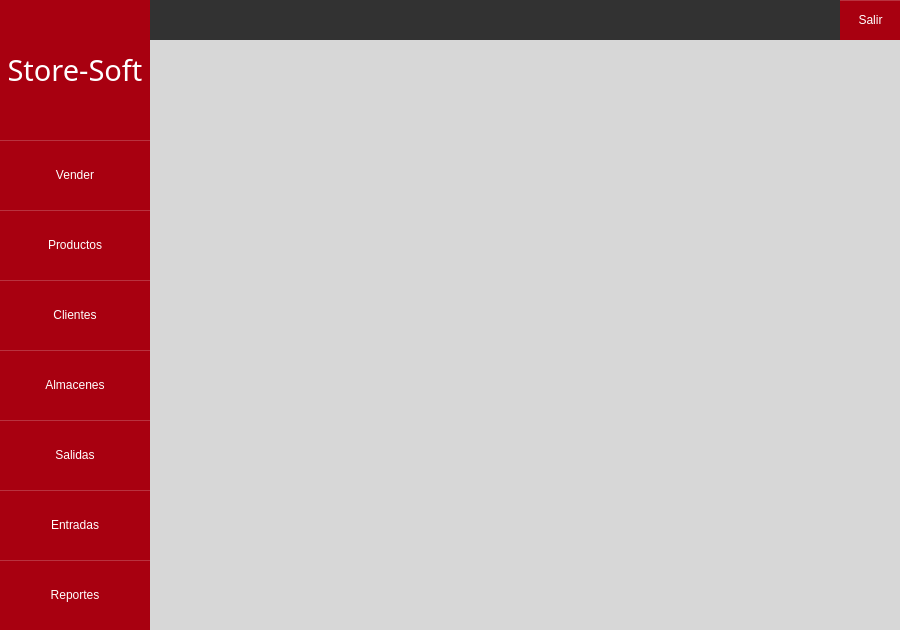
Old version of the form UI/mainWindow.ui in the repository abdieloflores/PuntoVenta_Python.
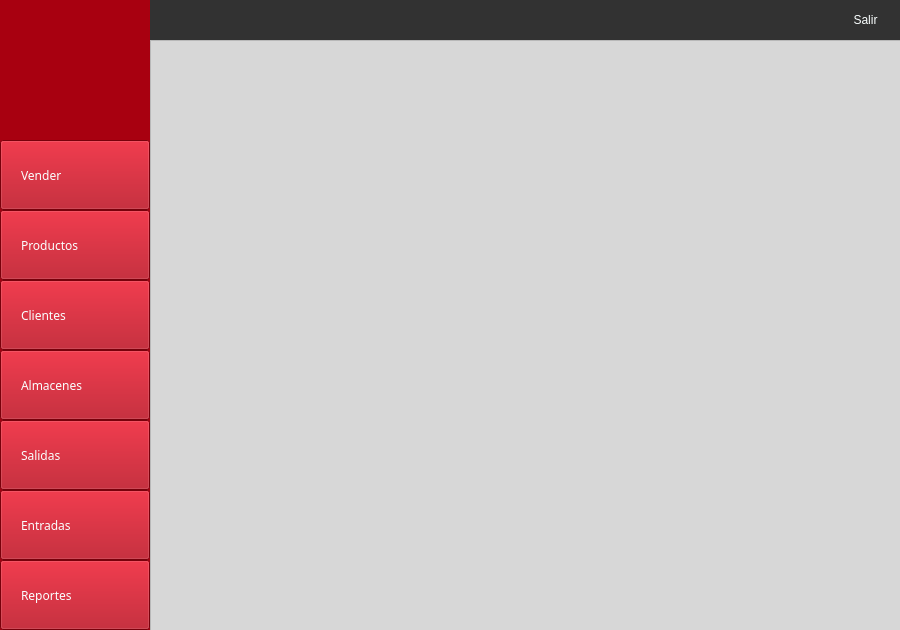
New version of the form. Icons and pictures are not drawn.

The edit to the form file:
```diff
--- a/UI/mainWindow.ui
+++ b/UI/mainWindow.ui
@@ -51,9 +51,12 @@
 	color:rgb(250, 255, 255);
 }
 .QPushButton{
-	color: rgb(255, 255, 255);
+	color: rgb(250, 255, 255);
+	border-top: 1px solid rgba(255,255,255,.5);
+	text-align: left;
+	padding-left: 20px;
 	background-color: rgb(168, 0, 16);
-	border-top: 1px solid rgba(255,255,255,50);
+	border-top: 1px solid rgba(255,255,255,.5);	
 }
 .QPushButton:hover{
 	color: rgb(50,50,50);
@@ -61,6 +64,15 @@
 }
 #labelDerechos{
 	color: rgb(255, 255, 255);
+}
+#bSalir{
+	background-color: transparent;
+	text-align: center;
+	padding-left: 0;
+	border:none;
+}
+#bSalir:hover{
+	background-color: rgb(168, 0, 16);
 }</string>
   </property>
   <widget class="QWidget" name="centralwidget">
@@ -100,6 +112,11 @@
        <height>70</height>
       </rect>
      </property>
+     <property name="font">
+      <font>
+       <family>Avenir</family>
+      </font>
+     </property>
      <property name="cursor">
       <cursorShape>PointingHandCursor</cursorShape>
      </property>
@@ -116,6 +133,11 @@
        <height>70</height>
       </rect>
      </property>
+     <property name="font">
+      <font>
+       <family>Avenir</family>
+      </font>
+     </property>
      <property name="cursor">
       <cursorShape>PointingHandCursor</cursorShape>
      </property>
@@ -132,6 +154,11 @@
        <height>70</height>
       </rect>
      </property>
+     <property name="font">
+      <font>
+       <family>Avenir</family>
+      </font>
+     </property>
      <property name="cursor">
       <cursorShape>PointingHandCursor</cursorShape>
      </property>
@@ -148,6 +175,11 @@
        <height>70</height>
       </rect>
      </property>
+     <property name="font">
+      <font>
+       <family>Avenir</family>
+      </font>
+     </property>
      <property name="cursor">
       <cursorShape>PointingHandCursor</cursorShape>
      </property>
@@ -164,6 +196,11 @@
        <height>70</height>
       </rect>
      </property>
+     <property name="font">
+      <font>
+       <family>Avenir</family>
+      </font>
+     </property>
      <property name="cursor">
       <cursorShape>PointingHandCursor</cursorShape>
      </property>
@@ -180,12 +217,27 @@
        <height>70</height>
       </rect>
      </property>
+     <property name="font">
+      <font>
+       <family>Avenir</family>
+      </font>
+     </property>
      <property name="cursor">
       <cursorShape>PointingHandCursor</cursorShape>
      </property>
      <property name="text">
       <string>Productos</string>
      </property>
+     <property name="icon">
+      <iconset resource="../imagenes/imagenes.qrc">
+       <normaloff>:/Iconos/Productos.png</normaloff>:/Iconos/Productos.png</iconset>
+     </property>
+     <property name="iconSize">
+      <size>
+       <width>20</width>
+       <height>16</height>
+      </size>
+     </property>
     </widget>
     <widget class="QPushButton" name="bVender">
      <property name="geometry">
@@ -196,12 +248,40 @@
        <height>70</height>
       </rect>
      </property>
+     <property name="font">
+      <font>
+       <family>Avenir</family>
+      </font>
+     </property>
      <property name="cursor">
       <cursorShape>PointingHandCursor</cursorShape>
      </property>
+     <property name="layoutDirection">
+      <enum>Qt::LeftToRight</enum>
+     </property>
+     <property name="autoFillBackground">
+      <bool>false</bool>
+     </property>
      <property name="text">
       <string>Vender</string>
      </property>
+     <property name="icon">
+      <iconset resource="../imagenes/imagenes.qrc">
+       <normaloff>:/Iconos/Vender.png</normaloff>
+       <normalon>:/Iconos/vender1.png</normalon>:/Iconos/Vender.png</iconset>
+     </property>
+     <property name="iconSize">
+      <size>
+       <width>16</width>
+       <height>20</height>
+      </size>
+     </property>
+     <property name="checkable">
+      <bool>false</bool>
+     </property>
+     <property name="default">
+      <bool>false</bool>
+     </property>
     </widget>
     <widget class="QLabel" name="Logo">
      <property name="geometry">
@@ -222,7 +302,10 @@
       <cursorShape>ForbiddenCursor</cursorShape>
      </property>
      <property name="text">
-      <string>Store-Soft</string>
+      <string/>
+     </property>
+     <property name="pixmap">
+      <pixmap resource="../imagenes/imagenes.qrc">:/Img/Logo.png</pixmap>
      </property>
      <property name="alignment">
       <set>Qt::AlignCenter</set>
@@ -247,9 +330,9 @@
     <widget class="QPushButton" name="bSalir">
      <property name="geometry">
       <rect>
-       <x>690</x>
+       <x>680</x>
        <y>0</y>
-       <width>61</width>
+       <width>71</width>
        <height>40</height>
       </rect>
      </property>
@@ -259,13 +342,23 @@
      <property name="text">
       <string>Salir</string>
      </property>
+     <property name="icon">
+      <iconset resource="../imagenes/imagenes.qrc">
+       <normaloff>:/Iconos/Salir.png</normaloff>:/Iconos/Salir.png</iconset>
+     </property>
+     <property name="iconSize">
+      <size>
+       <width>16</width>
+       <height>16</height>
+      </size>
+     </property>
     </widget>
     <widget class="QLabel" name="label_header">
      <property name="geometry">
       <rect>
        <x>20</x>
        <y>0</y>
-       <width>660</width>
+       <width>651</width>
        <height>40</height>
       </rect>
      </property>
@@ -280,6 +373,22 @@
      </property>
     </widget>
    </widget>
+   <widget class="QFrame" name="body">
+    <property name="geometry">
+     <rect>
+      <x>150</x>
+      <y>40</y>
+      <width>751</width>
+      <height>591</height>
+     </rect>
+    </property>
+    <property name="frameShape">
+     <enum>QFrame::StyledPanel</enum>
+    </property>
+    <property name="frameShadow">
+     <enum>QFrame::Raised</enum>
+    </property>
+   </widget>
   </widget>
  </widget>
  <resources/>
```
Left out of the diff: 29 changed lines with no effect on the pictures.
